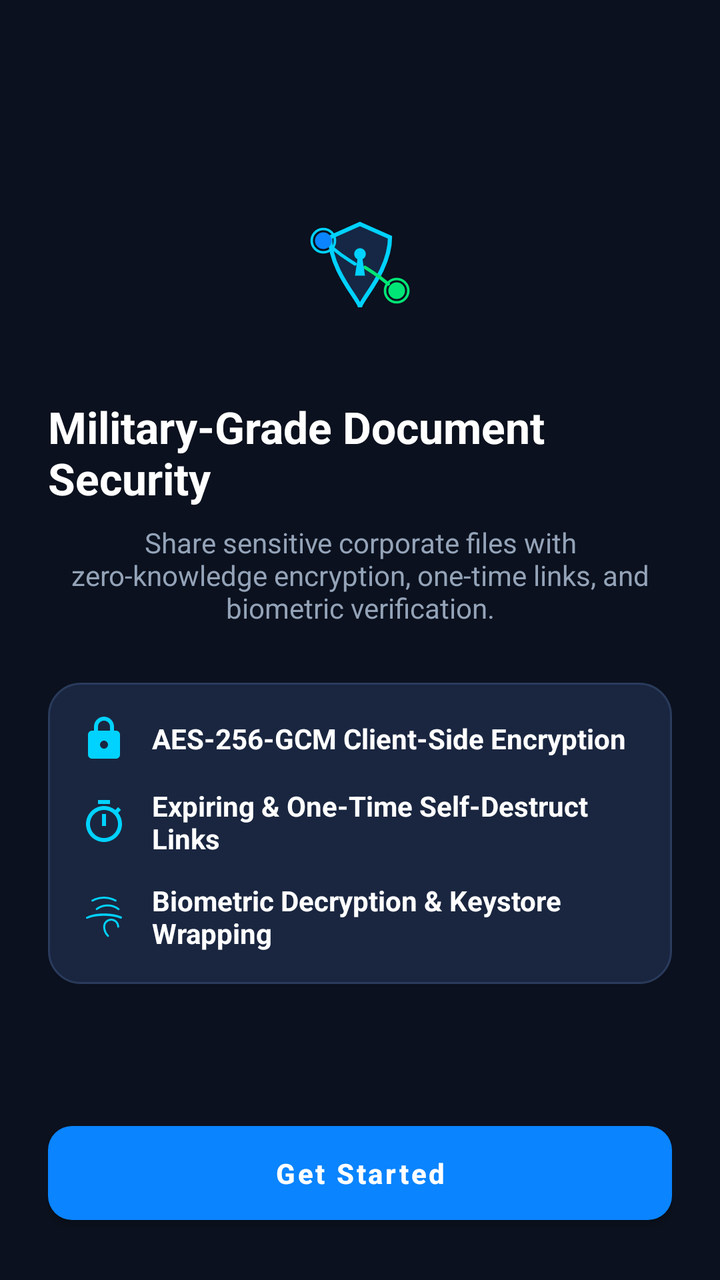
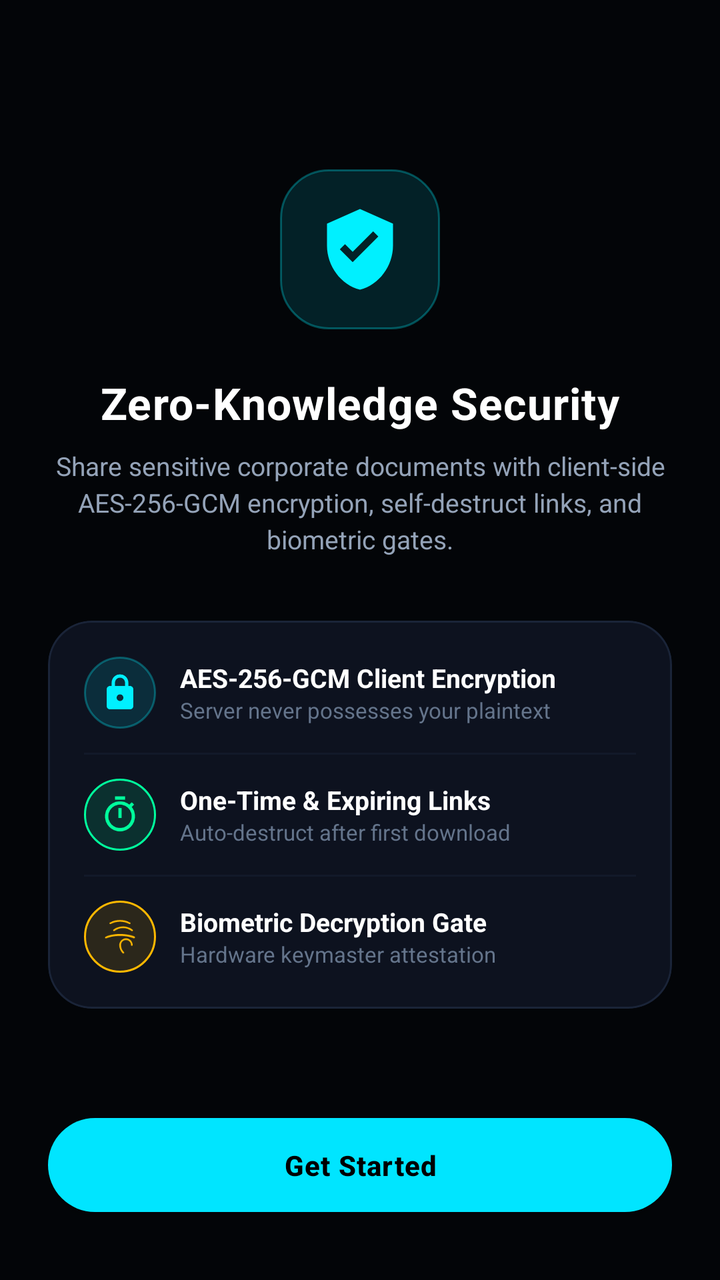

Screens rendered from an Android XML layout before and after an edit, with the pre-edit source and the edit as a unified diff.
<!-- AndroidManifest.xml: application theme Theme.SecureDrop -->
<!-- res/layout/activity_onboarding.xml -->
<?xml version="1.0" encoding="utf-8"?>
<LinearLayout xmlns:android="http://schemas.android.com/apk/res/android"
    xmlns:app="http://schemas.android.com/apk/res-auto"
    android:layout_width="match_parent"
    android:layout_height="match_parent"
    android:background="@color/bg_dark"
    android:orientation="vertical"
    android:padding="24dp">

    <LinearLayout
        android:layout_width="match_parent"
        android:layout_height="0dp"
        android:layout_weight="1"
        android:gravity="center"
        android:orientation="vertical">

        <ImageView
            android:layout_width="90dp"
            android:layout_height="90dp"
            android:src="@drawable/ic_launcher_foreground" />

        <TextView
            android:layout_width="wrap_content"
            android:layout_height="wrap_content"
            android:layout_marginTop="20dp"
            android:text="Military-Grade Document Security"
            android:textColor="@color/text_primary"
            android:textSize="22sp"
            android:textStyle="bold" />

        <TextView
            android:layout_width="wrap_content"
            android:layout_height="wrap_content"
            android:layout_marginTop="8dp"
            android:gravity="center"
            android:text="Share sensitive corporate files with zero-knowledge encryption, one-time links, and biometric verification."
            android:textColor="@color/text_secondary"
            android:textSize="14sp" />

        
        <LinearLayout
            android:layout_width="match_parent"
            android:layout_height="wrap_content"
            android:layout_marginTop="28dp"
            android:background="@drawable/bg_card_cyber"
            android:orientation="vertical"
            android:padding="16dp">

            <LinearLayout
                android:layout_width="match_parent"
                android:layout_height="wrap_content"
                android:gravity="center_vertical"
                android:orientation="horizontal">
                <ImageView
                    android:layout_width="24dp"
                    android:layout_height="24dp"
                    android:src="@drawable/ic_lock"
                    app:tint="@color/brand_accent" />
                <TextView
                    android:layout_width="wrap_content"
                    android:layout_height="wrap_content"
                    android:layout_marginStart="12dp"
                    android:text="AES-256-GCM Client-Side Encryption"
                    android:textColor="@color/text_primary"
                    android:textStyle="bold" />
            </LinearLayout>

            <LinearLayout
                android:layout_width="match_parent"
                android:layout_height="wrap_content"
                android:layout_marginTop="12dp"
                android:gravity="center_vertical"
                android:orientation="horizontal">
                <ImageView
                    android:layout_width="24dp"
                    android:layout_height="24dp"
                    android:src="@drawable/ic_timer"
                    app:tint="@color/brand_accent" />
                <TextView
                    android:layout_width="wrap_content"
                    android:layout_height="wrap_content"
                    android:layout_marginStart="12dp"
                    android:text="Expiring &amp; One-Time Self-Destruct Links"
                    android:textColor="@color/text_primary"
                    android:textStyle="bold" />
            </LinearLayout>

            <LinearLayout
                android:layout_width="match_parent"
                android:layout_height="wrap_content"
                android:layout_marginTop="12dp"
                android:gravity="center_vertical"
                android:orientation="horizontal">
                <ImageView
                    android:layout_width="24dp"
                    android:layout_height="24dp"
                    android:src="@drawable/ic_fingerprint"
                    app:tint="@color/brand_accent" />
                <TextView
                    android:layout_width="wrap_content"
                    android:layout_height="wrap_content"
                    android:layout_marginStart="12dp"
                    android:text="Biometric Decryption &amp; Keystore Wrapping"
                    android:textColor="@color/text_primary"
                    android:textStyle="bold" />
            </LinearLayout>
        </LinearLayout>
    </LinearLayout>

    <com.google.android.material.button.MaterialButton
        android:id="@+id/btnGetStarted"
        style="@style/SecureDropButton"
        android:layout_width="match_parent"
        android:layout_height="wrap_content"
        android:text="Get Started"
        android:textColor="@color/white" />
</LinearLayout>
<!-- resources referenced by this layout -->
<resources>
  <color name="bg_dark">#0B111E</color>
  <color name="brand_accent">#00D2FF</color>
  <color name="text_primary">#FFFFFF</color>
  <color name="text_secondary">#94A3B8</color>
  <color name="white">#FFFFFF</color>
  <!-- drawable bg_card_cyber (drawable) -->
  <?xml version="1.0" encoding="utf-8"?>
  <shape xmlns:android="http://schemas.android.com/apk/res/android"
      android:shape="rectangle">
      <solid android:color="@color/bg_surface_card" />
      <corners android:radius="16dp" />
      <stroke
          android:width="1dp"
          android:color="@color/border_subtle" />
  </shape>
  <!-- drawable ic_launcher_foreground (drawable) -->
  <?xml version="1.0" encoding="utf-8"?>
  <vector xmlns:android="http://schemas.android.com/apk/res/android"
      android:width="108dp"
      android:height="108dp"
      android:viewportWidth="108"
      android:viewportHeight="108">
      
      <path
          android:pathData="M54,28 L72,36 C72,56 54,74 54,78 C54,74 36,56 36,36 Z"
          android:fillColor="#152744"
          android:strokeColor="#00D2FF"
          android:strokeWidth="2.5" />
  
      
      <path
          android:pathData="M32,38m-5,0a5,5 0 1,1 10,0a5,5 0 1,1 -10,0"
          android:fillColor="#0A84FF" />
      <path
          android:pathData="M32,38m-7,0a7,7 0 1,1 14,0a7,7 0 1,1 -14,0"
          android:strokeColor="#00D2FF"
          android:strokeWidth="1.5"
          android:fillColor="#00000000" />
  
      
      <path
          android:pathData="M76,68m-5,0a5,5 0 1,1 10,0a5,5 0 1,1 -10,0"
          android:fillColor="#00E676" />
      <path
          android:pathData="M76,68m-7,0a7,7 0 1,1 14,0a7,7 0 1,1 -14,0"
          android:strokeColor="#00E676"
          android:strokeWidth="1.5"
          android:fillColor="#00000000" />
  
      
      <path
          android:pathData="M37,42 C44,48 48,50 51,52"
          android:strokeColor="#00D2FF"
          android:strokeWidth="2"
          android:strokeLineCap="round"
          android:fillColor="#00000000" />
      <path
          android:pathData="M71,64 C64,58 60,56 57,54"
          android:strokeColor="#00E676"
          android:strokeWidth="2"
          android:strokeLineCap="round"
          android:fillColor="#00000000" />
  
      
      <path
          android:pathData="M54,46m-3.5,0a3.5,3.5 0 1,1 7,0a3.5,3.5 0 1,1 -7,0"
          android:fillColor="#00D2FF" />
      <path
          android:pathData="M52.5,49 L55.5,49 L57,59 L51,59 Z"
          android:fillColor="#00D2FF" />
  </vector>
  <style name="SecureDropButton" parent="Widget.MaterialComponents.Button">
          <item name="cornerRadius">12dp</item>
          <item name="android:textAllCaps">false</item>
          <item name="android:textStyle">bold</item>
          <item name="android:paddingTop">14dp</item>
          <item name="android:paddingBottom">14dp</item>
          <item name="backgroundTint">@color/brand_primary</item>
      </style>
  <style name="Theme.SecureDrop" parent="Theme.MaterialComponents.DayNight.NoActionBar">
          
          <item name="colorPrimary">@color/brand_primary</item>
          <item name="colorPrimaryVariant">@color/brand_primary_variant</item>
          <item name="colorOnPrimary">@color/white</item>
          
          <item name="colorSecondary">@color/brand_accent</item>
          <item name="colorSecondaryVariant">@color/brand_accent</item>
          <item name="colorOnSecondary">@color/bg_dark</item>
          
          <item name="android:statusBarColor">@color/bg_dark</item>
          <item name="android:navigationBarColor">@color/bg_dark</item>
          <item name="android:windowBackground">@color/bg_dark</item>
          <item name="android:windowLightStatusBar">false</item>
      </style>
  <color name="bg_surface_card">#1A2640</color>
  <color name="border_subtle">#2A3B5C</color>
  <color name="brand_primary">#0A84FF</color>
  <color name="brand_primary_variant">#0066CC</color>
  <!-- unchanged entries left out for length: 3 -->
</resources>

<!-- the commit's change to res/layout/activity_onboarding.xml (unified diff, before → after) -->
@@ -5,7 +5,10 @@
     android:layout_height="match_parent"
     android:background="@color/bg_dark"
     android:orientation="vertical"
-    android:padding="24dp">
+    android:paddingStart="24dp"
+    android:paddingTop="36dp"
+    android:paddingEnd="24dp"
+    android:paddingBottom="28dp">
 
     <LinearLayout
         android:layout_width="match_parent"
@@ -14,16 +17,21 @@
         android:gravity="center"
         android:orientation="vertical">
 
+        
         <ImageView
-            android:layout_width="90dp"
-            android:layout_height="90dp"
-            android:src="@drawable/ic_launcher_foreground" />
+            android:layout_width="80dp"
+            android:layout_height="80dp"
+            android:background="@drawable/bg_badge_blue"
+            android:padding="18dp"
+            android:src="@drawable/ic_shield_check"
+            app:tint="@color/brand_accent" />
 
         <TextView
             android:layout_width="wrap_content"
             android:layout_height="wrap_content"
-            android:layout_marginTop="20dp"
-            android:text="Military-Grade Document Security"
+            android:layout_marginTop="22dp"
+            android:letterSpacing="0.02"
+            android:text="Zero-Knowledge Security"
             android:textColor="@color/text_primary"
             android:textSize="22sp"
             android:textStyle="bold" />
@@ -33,78 +41,157 @@
             android:layout_height="wrap_content"
             android:layout_marginTop="8dp"
             android:gravity="center"
-            android:text="Share sensitive corporate files with zero-knowledge encryption, one-time links, and biometric verification."
+            android:lineSpacingExtra="3dp"
+            android:text="Share sensitive corporate documents with client-side AES-256-GCM encryption, self-destruct links, and biometric gates."
             android:textColor="@color/text_secondary"
-            android:textSize="14sp" />
+            android:textSize="13sp" />
 
         
-        <LinearLayout
+        <com.google.android.material.card.MaterialCardView
             android:layout_width="match_parent"
             android:layout_height="wrap_content"
-            android:layout_marginTop="28dp"
-            android:background="@drawable/bg_card_cyber"
-            android:orientation="vertical"
-            android:padding="16dp">
+            android:layout_marginTop="32dp"
+            app:cardBackgroundColor="@color/bg_surface_card"
+            app:cardCornerRadius="22dp"
+            app:cardElevation="0dp"
+            app:strokeColor="@color/border_subtle"
+            app:strokeWidth="1dp">
 
             <LinearLayout
                 android:layout_width="match_parent"
                 android:layout_height="wrap_content"
-                android:gravity="center_vertical"
-                android:orientation="horizontal">
-                <ImageView
-                    android:layout_width="24dp"
-                    android:layout_height="24dp"
-                    android:src="@drawable/ic_lock"
-                    app:tint="@color/brand_accent" />
-                <TextView
-                    android:layout_width="wrap_content"
+                android:orientation="vertical"
+                android:padding="18dp">
+
+                <LinearLayout
+                    android:layout_width="match_parent"
                     android:layout_height="wrap_content"
-                    android:layout_marginStart="12dp"
-                    android:text="AES-256-GCM Client-Side Encryption"
-                    android:textColor="@color/text_primary"
-                    android:textStyle="bold" />
+                    android:gravity="center_vertical"
+                    android:orientation="horizontal">
+
+                    <ImageView
+                        android:layout_width="36dp"
+                        android:layout_height="36dp"
+                        android:background="@drawable/bg_badge_blue"
+                        android:padding="8dp"
+                        android:src="@drawable/ic_lock"
+                        app:tint="@color/brand_accent" />
+
+                    <LinearLayout
+                        android:layout_width="0dp"
+                        android:layout_height="wrap_content"
+                        android:layout_marginStart="12dp"
+                        android:layout_weight="1"
+                        android:orientation="vertical">
+
+                        <TextView
+                            android:layout_width="wrap_content"
+                            android:layout_height="wrap_content"
+                            android:text="AES-256-GCM Client Encryption"
+                            android:textColor="@color/text_primary"
+                            android:textSize="13sp"
+                            android:textStyle="bold" />
+
+                        <TextView
+                            android:layout_width="wrap_content"
+                            android:layout_height="wrap_content"
+                            android:text="Server never possesses your plaintext"
+                            android:textColor="@color/text_muted"
+                            android:textSize="11sp" />
+                    </LinearLayout>
+                </LinearLayout>
+
+                <View
+                    android:layout_width="match_parent"
+                    android:layout_height="1dp"
+                    android:layout_marginTop="12dp"
+                    android:layout_marginBottom="12dp"
+                    android:background="@color/divider_line" />
+
+                <LinearLayout
+                    android:layout_width="match_parent"
+                    android:layout_height="wrap_content"
+                    android:gravity="center_vertical"
+                    android:orientation="horizontal">
+
+                    <ImageView
+                        android:layout_width="36dp"
+                        android:layout_height="36dp"
+                        android:background="@drawable/bg_badge_green"
+                        android:padding="8dp"
+                        android:src="@drawable/ic_timer"
+                        app:tint="@color/security_green" />
+
+                    <LinearLayout
+                        android:layout_width="0dp"
+                        android:layout_height="wrap_content"
+                        android:layout_marginStart="12dp"
+                        android:layout_weight="1"
+                        android:orientation="vertical">
+
+                        <TextView
+                            android:layout_width="wrap_content"
+                            android:layout_height="wrap_content"
+                            android:text="One-Time &amp; Expiring Links"
+                            android:textColor="@color/text_primary"
+                            android:textSize="13sp"
+                            android:textStyle="bold" />
+
+                        <TextView
+                            android:layout_width="wrap_content"
+                            android:layout_height="wrap_content"
+                            android:text="Auto-destruct after first download"
+                            android:textColor="@color/text_muted"
+                            android:textSize="11sp" />
+                    </LinearLayout>
+                </LinearLayout>
+
+                <View
+                    android:layout_width="match_parent"
+                    android:layout_height="1dp"
+                    android:layout_marginTop="12dp"
+                    android:layout_marginBottom="12dp"
+                    android:background="@color/divider_line" />
+
+                <LinearLayout
+                    android:layout_width="match_parent"
+                    android:layout_height="wrap_content"
+                    android:gravity="center_vertical"
+                    android:orientation="horizontal">
+
+                    <ImageView
+                        android:layout_width="36dp"
+                        android:layout_height="36dp"
+                        android:background="@drawable/bg_badge_amber"
+                        android:padding="8dp"
+                        android:src="@drawable/ic_fingerprint"
+                        app:tint="@color/security_amber" />
+
+                    <LinearLayout
+                        android:layout_width="0dp"
+                        android:layout_height="wrap_content"
+                        android:layout_marginStart="12dp"
+                        android:layout_weight="1"
+                        android:orientation="vertical">
+
+                        <TextView
+                            android:layout_width="wrap_content"
+                            android:layout_height="wrap_content"
+                            android:text="Biometric Decryption Gate"
+                            android:textColor="@color/text_primary"
+                            android:textSize="13sp"
+                            android:textStyle="bold" />
+
+                        <TextView
+                            android:layout_width="wrap_content"
+                            android:layout_height="wrap_content"
+                            android:text="Hardware keymaster attestation"
+                            android:textColor="@color/text_muted"
+                            android:textSize="11sp" />
+                    </LinearLayout>
+                </LinearLayout>
             </LinearLayout>
-
-            <LinearLayout
-                android:layout_width="match_parent"
-                android:layout_height="wrap_content"
-                android:layout_marginTop="12dp"
-                android:gravity="center_vertical"
-                android:orientation="horizontal">
-                <ImageView
-                    android:layout_width="24dp"
-                    android:layout_height="24dp"
-                    android:src="@drawable/ic_timer"
-                    app:tint="@color/brand_accent" />
-                <TextView
-                    android:layout_width="wrap_content"
-                    android:layout_height="wrap_content"
-                    android:layout_marginStart="12dp"
-                    android:text="Expiring &amp; One-Time Self-Destruct Links"
-                    android:textColor="@color/text_primary"
-                    android:textStyle="bold" />
-            </LinearLayout>
-
-            <LinearLayout
-                android:layout_width="match_parent"
-                android:layout_height="wrap_content"
-                android:layout_marginTop="12dp"
-                android:gravity="center_vertical"
-                android:orientation="horizontal">
-                <ImageView
-                    android:layout_width="24dp"
-                    android:layout_height="24dp"
-                    android:src="@drawable/ic_fingerprint"
-                    app:tint="@color/brand_accent" />
-                <TextView
-                    android:layout_width="wrap_content"
-                    android:layout_height="wrap_content"
-                    android:layout_marginStart="12dp"
-                    android:text="Biometric Decryption &amp; Keystore Wrapping"
-                    android:textColor="@color/text_primary"
-                    android:textStyle="bold" />
-            </LinearLayout>
-        </LinearLayout>
+        </com.google.android.material.card.MaterialCardView>
     </LinearLayout>
 
     <com.google.android.material.button.MaterialButton
@@ -113,5 +200,5 @@
         android:layout_width="match_parent"
         android:layout_height="wrap_content"
         android:text="Get Started"
-        android:textColor="@color/white" />
+        app:cornerRadius="26dp" />
 </LinearLayout>
<!-- resource entries referenced after the edit -->
@@ -1,103 +1,90 @@
 <!-- resources referenced by this layout -->
 <resources>
-  <color name="bg_dark">#0B111E</color>
-  <color name="brand_accent">#00D2FF</color>
+  <color name="bg_dark">#030508</color>
+  <color name="brand_accent">#00F0FF</color>
+  <color name="divider_line">#121929</color>
+  <color name="security_amber">#FFB800</color>
+  <color name="security_green">#00FF9D</color>
+  <color name="text_muted">#64748B</color>
   <color name="text_primary">#FFFFFF</color>
   <color name="text_secondary">#94A3B8</color>
-  <color name="white">#FFFFFF</color>
-  <!-- drawable bg_card_cyber (drawable) -->
+  <!-- drawable bg_badge_amber (drawable) -->
   <?xml version="1.0" encoding="utf-8"?>
   <shape xmlns:android="http://schemas.android.com/apk/res/android"
       android:shape="rectangle">
-      <solid android:color="@color/bg_surface_card" />
-      <corners android:radius="16dp" />
+      <solid android:color="@color/security_amber_bg" />
+      <corners android:radius="24dp" />
       <stroke
           android:width="1dp"
-          android:color="@color/border_subtle" />
+          android:color="@color/security_amber" />
   </shape>
-  <!-- drawable ic_launcher_foreground (drawable) -->
+  <!-- drawable bg_badge_blue (drawable) -->
+  <?xml version="1.0" encoding="utf-8"?>
+  <shape xmlns:android="http://schemas.android.com/apk/res/android"
+      android:shape="rectangle">
+      <solid android:color="@color/security_blue_bg" />
+      <corners android:radius="24dp" />
+      <stroke
+          android:width="1dp"
+          android:color="@color/border_glow" />
+  </shape>
+  <!-- drawable bg_badge_green (drawable) -->
+  <?xml version="1.0" encoding="utf-8"?>
+  <shape xmlns:android="http://schemas.android.com/apk/res/android"
+      android:shape="rectangle">
+      <solid android:color="@color/security_green_bg" />
+      <corners android:radius="24dp" />
+      <stroke
+          android:width="1dp"
+          android:color="@color/security_green" />
+  </shape>
+  <!-- drawable ic_shield_check (drawable) -->
   <?xml version="1.0" encoding="utf-8"?>
   <vector xmlns:android="http://schemas.android.com/apk/res/android"
-      android:width="108dp"
-      android:height="108dp"
-      android:viewportWidth="108"
-      android:viewportHeight="108">
-      
+      android:width="24dp"
+      android:height="24dp"
+      android:viewportWidth="24"
+      android:viewportHeight="24"
+      android:tint="?attr/colorControlNormal">
       <path
-          android:pathData="M54,28 L72,36 C72,56 54,74 54,78 C54,74 36,56 36,36 Z"
-          android:fillColor="#152744"
-          android:strokeColor="#00D2FF"
-          android:strokeWidth="2.5" />
-  
-      
-      <path
-          android:pathData="M32,38m-5,0a5,5 0 1,1 10,0a5,5 0 1,1 -10,0"
-          android:fillColor="#0A84FF" />
-      <path
-          android:pathData="M32,38m-7,0a7,7 0 1,1 14,0a7,7 0 1,1 -14,0"
-          android:strokeColor="#00D2FF"
-          android:strokeWidth="1.5"
-          android:fillColor="#00000000" />
-  
-      
-      <path
-          android:pathData="M76,68m-5,0a5,5 0 1,1 10,0a5,5 0 1,1 -10,0"
-          android:fillColor="#00E676" />
-      <path
-          android:pathData="M76,68m-7,0a7,7 0 1,1 14,0a7,7 0 1,1 -14,0"
-          android:strokeColor="#00E676"
-          android:strokeWidth="1.5"
-          android:fillColor="#00000000" />
-  
-      
-      <path
-          android:pathData="M37,42 C44,48 48,50 51,52"
-          android:strokeColor="#00D2FF"
-          android:strokeWidth="2"
-          android:strokeLineCap="round"
-          android:fillColor="#00000000" />
-      <path
-          android:pathData="M71,64 C64,58 60,56 57,54"
-          android:strokeColor="#00E676"
-          android:strokeWidth="2"
-          android:strokeLineCap="round"
-          android:fillColor="#00000000" />
-  
-      
-      <path
-          android:pathData="M54,46m-3.5,0a3.5,3.5 0 1,1 7,0a3.5,3.5 0 1,1 -7,0"
-          android:fillColor="#00D2FF" />
-      <path
-          android:pathData="M52.5,49 L55.5,49 L57,59 L51,59 Z"
-          android:fillColor="#00D2FF" />
+          android:fillColor="@color/white"
+          android:pathData="M12,1L3,5v6c0,5.55 3.84,10.74 9,12c5.16,-1.26 9,-6.45 9,-12V5L12,1z M10,15.5l-3.5,-3.5l1.41,-1.41L10,12.67l5.59,-5.59L17,8.5L10,15.5z"/>
   </vector>
+  <color name="white">#FFFFFF</color>
   <style name="SecureDropButton" parent="Widget.MaterialComponents.Button">
-          <item name="cornerRadius">12dp</item>
+          <item name="cornerRadius">24dp</item>
           <item name="android:textAllCaps">false</item>
           <item name="android:textStyle">bold</item>
           <item name="android:paddingTop">14dp</item>
           <item name="android:paddingBottom">14dp</item>
           <item name="backgroundTint">@color/brand_primary</item>
+          <item name="android:textColor">@color/black</item>
+          <item name="android:letterSpacing">0.03</item>
       </style>
   <style name="Theme.SecureDrop" parent="Theme.MaterialComponents.DayNight.NoActionBar">
           
           <item name="colorPrimary">@color/brand_primary</item>
           <item name="colorPrimaryVariant">@color/brand_primary_variant</item>
-          <item name="colorOnPrimary">@color/white</item>
+          <item name="colorOnPrimary">@color/black</item>
           
           <item name="colorSecondary">@color/brand_accent</item>
           <item name="colorSecondaryVariant">@color/brand_accent</item>
-          <item name="colorOnSecondary">@color/bg_dark</item>
+          <item name="colorOnSecondary">@color/black</item>
           
           <item name="android:statusBarColor">@color/bg_dark</item>
           <item name="android:navigationBarColor">@color/bg_dark</item>
           <item name="android:windowBackground">@color/bg_dark</item>
           <item name="android:windowLightStatusBar">false</item>
       </style>
-  <color name="bg_surface_card">#1A2640</color>
-  <color name="border_subtle">#2A3B5C</color>
-  <color name="brand_primary">#0A84FF</color>
-  <color name="brand_primary_variant">#0066CC</color>
+  <color name="security_amber_bg">#20FFB800</color>
+  <color name="security_blue_bg">#2000E5FF</color>
+  <color name="border_glow">#4D00F0FF</color>
+  <color name="security_green_bg">#2000FF9D</color>
+  <color name="bg_surface_card">#0D121F</color>
+  <color name="border_subtle">#1A2438</color>
+  <color name="brand_primary">#00E5FF</color>
+  <color name="black">#000000</color>
+  <color name="brand_primary_variant">#00B0FF</color>
   <!-- unchanged entries left out for length: 3 -->
 </resources>
 
